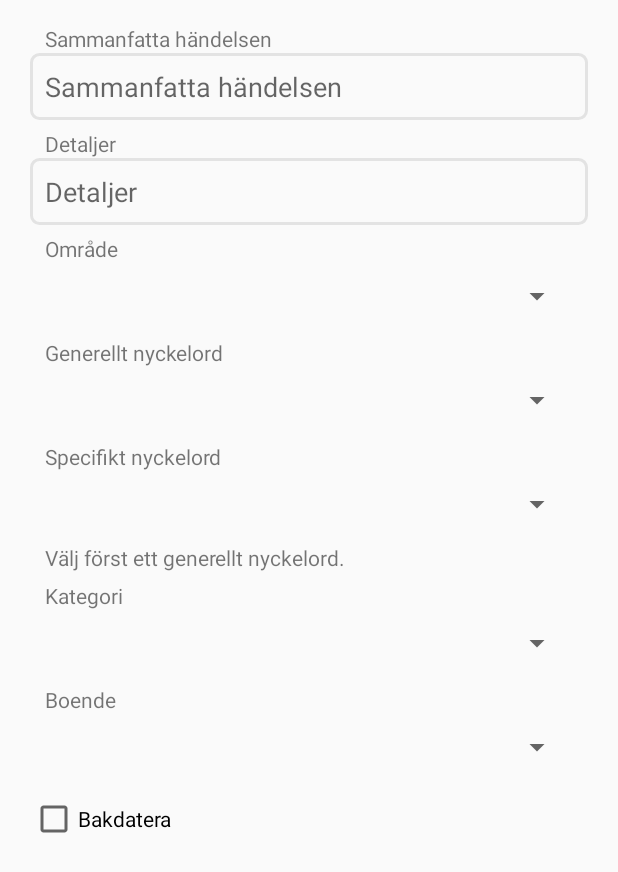
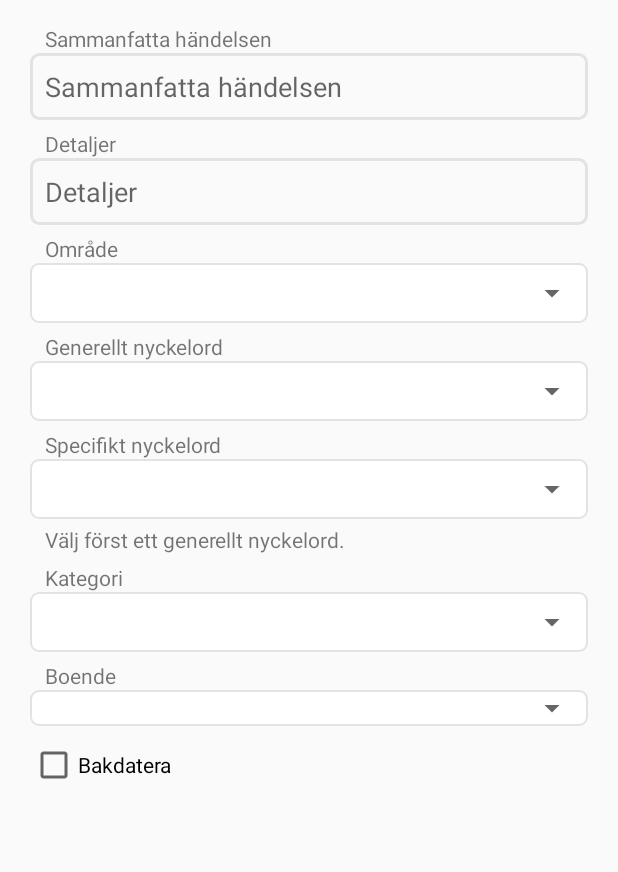
Before and after one commit to kpstar/WeCareIt-Android-, an Android app: the layout fragment_notes_add.xml on its own in the app's theme, with its tools: preview values and no code run, on a phone screen of 412 x 824 dp. Shown: the top 872 px of the screen. Run offline under Robolectric (Android 15) with nearby library versions, the phone set to English and light mode, and no system bars.

Commit message:
Notes finished (Please check)

```diff
--- a/app/build.gradle
+++ b/app/build.gradle
@@ -58,7 +58,6 @@ dependencies {
     implementation "ru.noties:markwon-view:2.0.1"
     implementation 'me.grantland:autofittextview:0.2.+'
     implementation 'jp.wasabeef:richeditor-android:1.2.2'
-    //implementation 'com.google.android.material:material:1.0.0-beta01'
     //implementation 'com.thomashaertel:multispinner:0.1.0@aar'
 
     //implementation 'com.github.jaydeep17:datetimepicker:0.0.4'
--- a/app/src/main/java/com/wecareit/RichEditText.java
+++ b/app/src/main/java/com/wecareit/RichEditText.java
@@ -62,6 +62,7 @@ public class RichEditText extends RelativeLayout {
             @Override
             public void onSpanChanged(final Spannable text, final Object what,
                                       final int ostart, final int oend, final int nstart, final int nend) {
+                Toast.makeText(context, "Changed", Toast.LENGTH_LONG).show();
                 if (what == Selection.SELECTION_START) {
                     // Selection start changed from ostart to nstart.
                 } else if (what == Selection.SELECTION_END) {
--- a/app/src/main/java/com/wecareit/SplashActivity.java
+++ b/app/src/main/java/com/wecareit/SplashActivity.java
@@ -36,7 +36,7 @@ public class SplashActivity extends AppCompatActivity {
                 SplashActivity.this.startActivity(mainIntent);
                 SplashActivity.this.finish();
             }
-        }, 1000);
+        }, 100);
     }
 
     private  boolean checkAndRequestPermissions() {
--- a/app/src/main/java/com/wecareit/adapter/SpinnerAdapter.java
+++ b/app/src/main/java/com/wecareit/adapter/SpinnerAdapter.java
@@ -2,6 +2,7 @@ package com.wecareit.adapter;
 
 import android.content.Context;
 import android.icu.text.UnicodeSetSpanner;
+import android.support.constraint.ConstraintLayout;
 import android.view.LayoutInflater;
 import android.view.View;
 import android.view.ViewGroup;
@@ -59,7 +60,7 @@ public class SpinnerAdapter extends ArrayAdapter<Spinners> {
                     .findViewById(R.id.text);
             holder.mCheckBox = (CheckBox) convertView
                     .findViewById(R.id.checkbox);
-
+            holder.mLayout = (ConstraintLayout) convertView.findViewById(R.id.constLayout);
             convertView.setTag(holder);
         } else {
             holder = (ViewHolder) convertView.getTag();
@@ -69,6 +70,8 @@ public class SpinnerAdapter extends ArrayAdapter<Spinners> {
         spinnerTitle = "";
         if (position == 0) {
             holder.mTextView.setText("Alla");
+            holder.mLayout.setBackgroundColor(mContext.getColor(R.color.white));
+//            holder.mTextView.setBackgroundColor(mContext.getColor(R.color.white));
         } else {
             holder.mTextView.setText(listState.get(position).getTitle());
         }
@@ -118,6 +121,7 @@ public class SpinnerAdapter extends ArrayAdapter<Spinners> {
     private class ViewHolder {
         private TextView mTextView;
         private CheckBox mCheckBox;
+        private ConstraintLayout mLayout;
     }
 
     public interface SpinnerAdapterListener {
--- a/app/src/main/java/com/wecareit/viewholder/NotesViewHolder.java
+++ b/app/src/main/java/com/wecareit/viewholder/NotesViewHolder.java
@@ -135,7 +135,7 @@ public class NotesViewHolder extends RecyclerView.ViewHolder {
             GradientDrawable gd_client = new GradientDrawable();
             gd_client.setShape(GradientDrawable.RECTANGLE);
             gd_client.setColor(Color.argb(255,76,175,80));
-            gd_client.setCornerRadius(20.0f);
+            gd_client.setCornerRadius(32.0f);
             TextView tvClient = new TextView(context);
             tvClient.setText(client.getName());
             tvClient.setBackground(gd_client);
@@ -165,7 +165,7 @@ public class NotesViewHolder extends RecyclerView.ViewHolder {
         GradientDrawable gd_category = new GradientDrawable();
         gd_category.setShape(GradientDrawable.RECTANGLE);
         gd_category.setColor(Color.argb(255,158,158,158));
-        gd_category.setCornerRadius(20.0f);
+        gd_category.setCornerRadius(32.0f);
         TextView tvCategory = new TextView(context);
         FlexboxLayout.LayoutParams params_category = new FlexboxLayout.LayoutParams(FlexboxLayout.LayoutParams.WRAP_CONTENT, FlexboxLayout.LayoutParams.WRAP_CONTENT);
         params_category.setMargins(10,6,10,6);
@@ -205,7 +205,7 @@ public class NotesViewHolder extends RecyclerView.ViewHolder {
         GradientDrawable gd_area = new GradientDrawable();
         gd_area.setShape(GradientDrawable.RECTANGLE);
         gd_area.setColor(Color.argb(255,233,30,99));
-        gd_area.setCornerRadius(20.0f);
+        gd_area.setCornerRadius(32.0f);
 
         TextView tvArea = new TextView(context);
         FlexboxLayout.LayoutParams params_area = new FlexboxLayout.LayoutParams(FlexboxLayout.LayoutParams.WRAP_CONTENT, FlexboxLayout.LayoutParams.WRAP_CONTENT);
--- /dev/null
+++ b/app/src/main/res/drawable-xxhdpi/layout_bg.xml
@@ -0,0 +1,7 @@
+<?xml version="1.0" encoding="UTF-8"?>
+<shape xmlns:android="http://schemas.android.com/apk/res/android">
+    <solid android:color="#FFFFFF"/>
+    <stroke android:width="1dp" android:color="@color/colorLightGray" />
+    <corners android:radius="5dp"/>
+    <padding android:left="0dp" android:top="0dp" android:right="0dp" android:bottom="0dp" />
+</shape>
--- a/app/src/main/res/layout/fragment_notes_add.xml
+++ b/app/src/main/res/layout/fragment_notes_add.xml
@@ -71,13 +71,15 @@
             android:layout_width="match_parent"
             android:layout_height="wrap_content"
             android:orientation="vertical"
+            android:background="@drawable/layout_bg"
             android:layout_marginLeft="@dimen/padding_10dp"
-            android:layout_marginRight="@dimen/padding_10dp"
-            android:padding="@dimen/padding_10dp">
+            android:layout_marginRight="@dimen/padding_10dp">
             <Spinner
                 android:id="@+id/arearspinner_notesaddfragment"
-                android:layout_width="fill_parent"
-                android:layout_height="match_parent"
+                android:dropDownWidth="match_parent"
+                android:layout_width="match_parent"
+                android:padding="2dp"
+                android:layout_height="@dimen/height_40dp"
                 android:prompt="@string/spinner_prompt"/>
         </LinearLayout>
         <TextView
@@ -91,15 +93,17 @@
             android:id="@+id/lnGeneralkey_notesaddfragment"
             android:layout_width="match_parent"
             android:layout_height="wrap_content"
+            android:background="@drawable/layout_bg"
             android:orientation="horizontal"
             android:layout_marginLeft="@dimen/padding_10dp"
-            android:layout_marginRight="@dimen/padding_10dp"
-            android:padding="@dimen/padding_10dp">
+            android:layout_marginRight="@dimen/padding_10dp">
 
             <Spinner
                 android:id="@+id/generalkeyspinner_notesaddfragment"
                 android:layout_width="fill_parent"
-                android:layout_height="match_parent"
+                android:dropDownWidth="match_parent"
+                android:layout_height="@dimen/height_40dp"
+                android:padding="2dp"
                 android:prompt="@string/spinner_prompt"/>
         </LinearLayout>
         <TextView
@@ -113,15 +117,17 @@
             android:id="@+id/lnSpecificKey_notesaddfragment"
             android:layout_width="match_parent"
             android:layout_height="wrap_content"
+            android:background="@drawable/layout_bg"
             android:layout_marginLeft="@dimen/padding_10dp"
             android:layout_marginRight="@dimen/padding_10dp"
-            android:padding="@dimen/padding_10dp"
             android:orientation="horizontal">
 
             <Spinner
                 android:id="@+id/specifickeyspinner_notesaddfragment"
-                android:layout_width="fill_parent"
-                android:layout_height="match_parent"
+                android:dropDownWidth="match_parent"
+                android:layout_width="match_parent"
+                android:layout_height="@dimen/height_40dp"
+                android:padding="2dp"
                 android:prompt="@string/spinner_prompt"/>
         </LinearLayout>
         <TextView
@@ -141,15 +147,17 @@
             android:id="@+id/lnCategory_notesaddfragment"
             android:layout_width="match_parent"
             android:layout_height="wrap_content"
-            android:padding="@dimen/padding_10dp"
+            android:background="@drawable/layout_bg"
             android:layout_marginLeft="@dimen/padding_10dp"
             android:layout_marginRight="@dimen/padding_10dp"
             android:orientation="horizontal">
 
             <Spinner
                 android:id="@+id/categoryspinner_notesaddfragment"
-                android:layout_width="fill_parent"
-                android:layout_height="match_parent"
+                android:dropDownWidth="match_parent"
+                android:layout_width="match_parent"
+                android:padding="2dp"
+                android:layout_height="@dimen/height_40dp"
                 android:prompt="@string/spinner_prompt"/>
         </LinearLayout>
         <TextView
@@ -162,15 +170,17 @@
             android:id="@+id/lnAccommo_notesaddfragment"
             android:layout_width="match_parent"
             android:layout_height="wrap_content"
-            android:padding="@dimen/padding_10dp"
+            android:background="@drawable/layout_bg"
+            android:layout_marginRight="@dimen/padding_10dp"
             android:layout_marginLeft="@dimen/padding_10dp"
-            android:layout_marginRight="@dimen/padding_10dp"
             android:orientation="horizontal">
 
             <com.wecareit.MultiSpinner
                 android:id="@+id/accommospinner_notesaddfragment"
-                android:layout_width="fill_parent"
-                android:layout_height="match_parent"
+                android:layout_width="match_parent"
+                android:dropDownWidth="match_parent"
+                android:padding="2dp"
+                android:layout_height="wrap_content"
                 android:prompt="@string/timeintervalspinner_prompt"/>
         </LinearLayout>
         <CheckBox
--- a/app/src/main/res/values/dimens.xml
+++ b/app/src/main/res/values/dimens.xml
@@ -15,12 +15,14 @@
     <dimen name="height_20dp">20dp</dimen>
     <dimen name="height_32dp">32dp</dimen>
     <dimen name="height_40dp">40dp</dimen>
+    <dimen name="height_48dp">48dp</dimen>
     <dimen name="height_60dp">60dp</dimen>
     <dimen name="height_80dp">80dp</dimen>
     <dimen name="height_100dp">100dp</dimen>
     <dimen name="width_24dp">24dp</dimen>
     <dimen name="width_32dp">32dp</dimen>
     <dimen name="width_40dp">40dp</dimen>
+    <dimen name="width_48dp">48dp</dimen>
     <dimen name="width_60dp">60dp</dimen>
     <dimen name="width_80dp">80dp</dimen>
     <dimen name="width_100dp">100dp</dimen>
```
Also changed, not shown: app/src/main/java/com/wecareit/MultiSpinner.java (+0 -42 lines), app/src/main/java/com/wecareit/fragments/notes/MonthlySummeryFragment.java (+6 -6 lines), app/src/main/java/com/wecareit/fragments/notes/NotesAddFragment.java (+5 -5 lines), app/src/main/java/com/wecareit/fragments/notes/NotesFragment.java (+5 -5 lines), app/src/main/res/layout/fragment_monthly_summery.xml (+32 -20 lines), app/src/main/res/layout/fragment_notes.xml (+67 -58 lines), app/src/main/res/layout/spinner_item.xml (+24 -12 lines).
